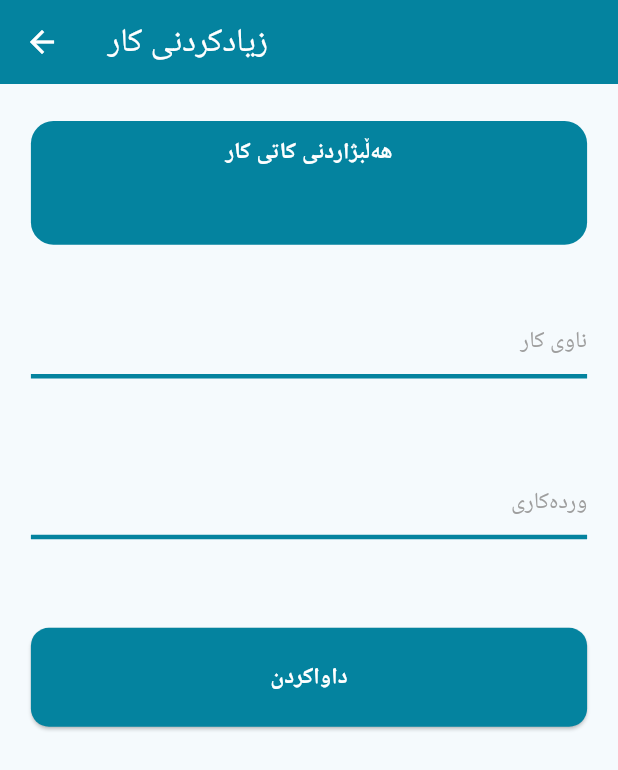
After one commit to Britishkrd/british_body_admin, a Flutter app: the Dashboard screen opened directly, after a tap on "زیادکردنی ئەرک", on a phone screen of 412 x 824 dp. The commit adds this screen. Shown: the top 770 px of the screen. Run offline on Flutter 3.47's test engine with Material 3 defaults, Android fonts, the phone set to English and light mode, and no system bars; drawn by our look-alikes of upgrader; our stand-ins replace animated_bottom_navigation_bar, cached_network_image, cloud_firestore, device_info_plus, firebase_auth, firebase_core and 7 more; missing offline and left inert: map_location_picker, ntp; accounts and stored records are empty; Roboto replaces fonts that are missing (rabar).

Commit message:
adding task addition by user

```diff
--- /dev/null
+++ b/lib/screens/dashborad.dart/addingtask/addingtask.dart
@@ -0,0 +1,236 @@
+import 'package:british_body_admin/material/materials.dart';
+import 'package:cloud_firestore/cloud_firestore.dart';
+import 'package:flutter/material.dart';
+import 'package:sizer/sizer.dart';
+import 'package:syncfusion_flutter_datepicker/datepicker.dart';
+import 'package:intl/intl.dart';
+
+class AddingTask extends StatefulWidget {
+  final String email;
+  const AddingTask({
+    super.key,
+    required this.email,
+  });
+
+  @override
+  State<AddingTask> createState() => _AddingTaskState();
+}
+
+bool checkin = true;
+double latitude = 0.0;
+double longtitude = 0.0;
+TextEditingController descriptioncontroller = TextEditingController();
+TextEditingController namecontroller = TextEditingController();
+
+DateTime? start;
+DateTime? end;
+String formatDate(DateTime? date) {
+  final DateFormat formatter = DateFormat('dd/MM/yyyy');
+  return formatter.format(date ?? DateTime.now());
+}
+
+class _AddingTaskState extends State<AddingTask> {
+  @override
+  Widget build(BuildContext context) {
+    return Scaffold(
+      appBar: AppBar(
+        title: const Text('زیادکردنی کار'),
+        foregroundColor: Colors.white,
+        backgroundColor: Material1.primaryColor,
+      ),
+      body: ListView(
+        children: [
+          GestureDetector(
+            onTap: () {
+              showDialog<String>(
+                  context: context,
+                  builder: (BuildContext context) => AlertDialog(
+                          title: Text('هەڵبژاردنی کاتی کار'),
+                          content: SizedBox(
+                            height: 60.h,
+                            width: 100.w,
+                            child: SfDateRangePicker(
+                              view: DateRangePickerView.month,
+                              selectionMode: DateRangePickerSelectionMode.range,
+                              enablePastDates: false,
+                              onSelectionChanged: (args) {
+                                if (args.value.startDate != null &&
+                                    args.value.endDate == null) {
+                                  start = args.value.startDate;
+                                  end = args.value.startDate;
+                                  setState(() {});
+                                } else if (args.value.startDate != null &&
+                                    args.value.endDate != null) {
+                                  start = args.value.startDate;
+                                  end = args.value.endDate;
+                                  setState(() {});
+                                }
+                              },
+                              selectionColor: Material1.primaryColor,
+                              endRangeSelectionColor: Material1.primaryColor,
+                              rangeSelectionColor: Colors.blue[200],
+                              startRangeSelectionColor: Material1.primaryColor,
+                              todayHighlightColor: Colors.blue[200],
+                            ),
+                          ),
+                          actions: <Widget>[
+                            Material1.button(
+                              fontsize: 16.sp,
+                              label: 'هەڵبژاردن',
+                              buttoncolor: Material1.primaryColor,
+                              function: () async {
+                                Navigator.pop(context);
+                              },
+                              textcolor: Colors.white,
+                            ),
+                          ]));
+            },
+            child: Container(
+                margin: EdgeInsets.only(top: 3.h, left: 5.w, right: 5.w),
+                height: 10.h,
+                decoration: BoxDecoration(
+                    color: Material1.primaryColor,
+                    borderRadius: BorderRadius.circular(15)),
+                child: Column(
+                  mainAxisAlignment: MainAxisAlignment.spaceAround,
+                  crossAxisAlignment: CrossAxisAlignment.center,
+                  children: [
+                    Text('هەڵبژاردنی کاتی کار',
+                        style: TextStyle(
+                            color: Colors.white,
+                            fontSize: 16.sp,
+                            fontWeight: FontWeight.bold)),
+                    Text(
+                        start == null
+                            ? ''
+                            : "${'لە'} ${formatDate(start == DateTime.now() ? null : start)} - ${'بۆ'} ${formatDate(end == DateTime.now() ? null : end)}",
+                        style: TextStyle(
+                            color: Colors.white,
+                            fontSize: 16.sp,
+                            fontWeight: FontWeight.bold)),
+                  ],
+                )),
+          ),
+          Container(
+            margin: EdgeInsets.only(top: 5.h, left: 5.w, right: 5.w),
+            width: 90.w,
+            height: 8.h,
+            child: Material1.textfield(
+                hint: 'ناوی کار',
+                controller: namecontroller,
+                textColor: Material1.primaryColor),
+          ),
+          Container(
+            margin: EdgeInsets.only(top: 5.h, left: 5.w, right: 5.w),
+            width: 90.w,
+            height: 8.h,
+            child: Material1.textfield(
+                hint: 'وردەکاری',
+                controller: descriptioncontroller,
+                textColor: Material1.primaryColor),
+          ),
+          Container(
+            margin: EdgeInsets.only(top: 5.h, left: 5.w, right: 5.w),
+            width: 90.w,
+            height: 8.h,
+            child: Material1.button(
+                label: 'داواکردن',
+                function: () async {
+                  if (start == null) {
+                    ScaffoldMessenger.of(context).showSnackBar(
+                      const SnackBar(
+                        content: Text('تکایە کاتی کار هەڵبژێرە'),
+                      ),
+                    );
+                    return;
+                  }
+                  if (descriptioncontroller.text.isEmpty) {
+                    ScaffoldMessenger.of(context).showSnackBar(
+                      const SnackBar(
+                        content: Text('تکایە وردەکاری بنووسە'),
+                      ),
+                    );
+                    return;
+                  }
+                  if (namecontroller.text.isEmpty) {
+                    ScaffoldMessenger.of(context).showSnackBar(
+                      const SnackBar(
+                        content: Text('تکایە ناوی بنووسە'),
+                      ),
+                    );
+                    return;
+                  }
+                  showDialog(
+                      context: context,
+                      builder: (context) {
+                        return AlertDialog(
+                          title: Text('زیادکردنی کار'),
+                          content: Text('دڵنییایت لە زیادکردنی کارەکە؟'),
+                          actions: [
+                            Material1.button(
+                                label: 'نەخێر',
+                                function: () {
+                                  Navigator.pop(context);
+                                },
+                                textcolor: Colors.white,
+                                buttoncolor: Material1.primaryColor),
+                            Material1.button(
+                                label: 'بەڵێ',
+                                function: () async {
+                                  showDialog(
+                                      context: context,
+                                      builder: (context) {
+                                        return AlertDialog(
+                                          title: Center(
+                                              child:
+                                                  const CircularProgressIndicator()),
+                                        );
+                                      });
+                                  FirebaseFirestore.instance
+                                      .collection('user')
+                                      .doc(widget.email)
+                                      .collection('tasks')
+                                      .doc(
+                                          '${widget.email}-${DateTime.now().millisecondsSinceEpoch}')
+                                      .set({
+                                    'description': descriptioncontroller.text,
+                                    'time': DateTime.now(),
+                                    'start': start,
+                                    'end': end,
+                                    'status': 'pending',
+                                    'name': namecontroller.text,
+                                    'isdaily': false
+                                  }).then(
+                                    (value) {
+                                      ScaffoldMessenger.of(context)
+                                          .showSnackBar(
+                                        SnackBar(
+                                          content: Text(
+                                              'کارەکە بەسەرکەوتویی زیادکرا'),
+                                        ),
+                                      );
+                                      Navigator.popUntil(
+                                          context, (route) => route.isFirst);
+                                    },
+                                  ).catchError((error) {
+                                    ScaffoldMessenger.of(context).showSnackBar(
+                                      const SnackBar(
+                                        content: Text('هەڵەیەک هەیە'),
+                                      ),
+                                    );
+                                  });
+                                },
+                                textcolor: Colors.white,
+                                buttoncolor: Material1.primaryColor),
+                          ],
+                        );
+                      });
+                },
+                textcolor: Colors.white,
+                buttoncolor: Material1.primaryColor),
+          )
+        ],
+      ),
+    );
+  }
+}
--- a/lib/screens/dashborad.dart/dashboard.dart
+++ b/lib/screens/dashborad.dart/dashboard.dart
@@ -2,6 +2,7 @@
 
 import 'package:british_body_admin/screens/auth/login.dart';
 import 'package:british_body_admin/screens/dashborad.dart/absentmanagement/absentmanagement.dart';
+import 'package:british_body_admin/screens/dashborad.dart/addingtask/addingtask.dart';
 import 'package:british_body_admin/sharedprefrences/sharedprefernences.dart';
 import 'package:flutter/material.dart';
 import 'package:shared_preferences/shared_preferences.dart';
@@ -63,8 +64,17 @@ class _DashboardState extends State<Dashboard> {
                         return AbsentManagement(email: email);
                       }));
                     },
+                    child: controlpanelcard(Icons.more_time, 'ئیجازە'),
+                  ),
+                  GestureDetector(
+                    onTap: () {
+                      Navigator.push(context,
+                          MaterialPageRoute(builder: (context) {
+                        return AddingTask(email: email);
+                      }));
+                    },
                     child:
-                        controlpanelcard(Icons.more_time, 'absent management'),
+                        controlpanelcard(Icons.task_outlined, 'زیادکردنی ئەرک'),
                   ),
                   GestureDetector(
                     onTap: () {},
```
